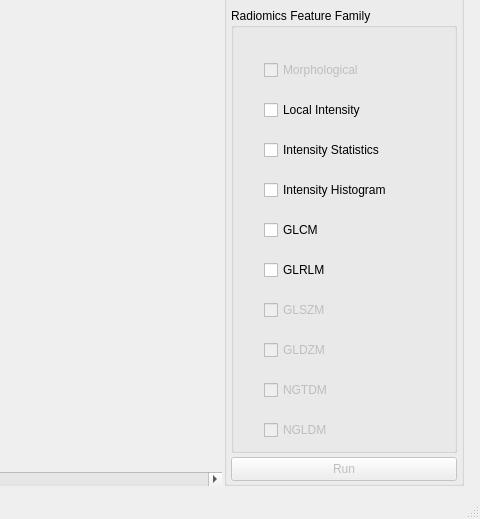
Before: the Qt Designer form platform/platform.ui in Jiwon-Hwang/Radiomics-Feature-Extraction, drawn with Qt 5; both pictures show x 755 to 1235 and y 225 to 744 of the 1235 by 744 pixel window.
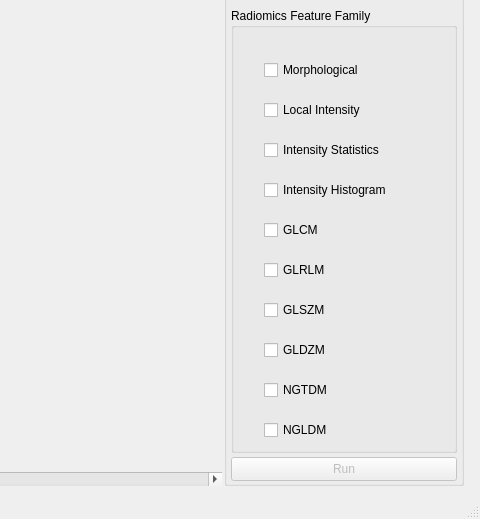
After: the same form once the commit is applied. Icons and pictures are not drawn.

What changed in the file:
```diff
--- a/platform/platform.ui
+++ b/platform/platform.ui
@@ -444,9 +444,6 @@
               </property>
               <item>
                <widget class="QCheckBox" name="checkBox_Morph">
-                <property name="enabled">
-                 <bool>false</bool>
-                </property>
                 <property name="focusPolicy">
                  <enum>Qt::NoFocus</enum>
                 </property>
@@ -546,9 +543,6 @@
               </item>
               <item>
                <widget class="QCheckBox" name="checkBox_3">
-                <property name="enabled">
-                 <bool>false</bool>
-                </property>
                 <property name="focusPolicy">
                  <enum>Qt::NoFocus</enum>
                 </property>
@@ -559,9 +553,6 @@
               </item>
               <item>
                <widget class="QCheckBox" name="checkBox_5">
-                <property name="enabled">
-                 <bool>false</bool>
-                </property>
                 <property name="focusPolicy">
                  <enum>Qt::NoFocus</enum>
                 </property>
@@ -572,9 +563,6 @@
               </item>
               <item>
                <widget class="QCheckBox" name="checkBox_4">
-                <property name="enabled">
-                 <bool>false</bool>
-                </property>
                 <property name="focusPolicy">
                  <enum>Qt::NoFocus</enum>
                 </property>
@@ -585,9 +573,6 @@
               </item>
               <item>
                <widget class="QCheckBox" name="checkBox">
-                <property name="enabled">
-                 <bool>false</bool>
-                </property>
                 <property name="focusPolicy">
                  <enum>Qt::NoFocus</enum>
                 </property>
```
Left out of the diff: 3 changed lines with no effect on the pictures.
